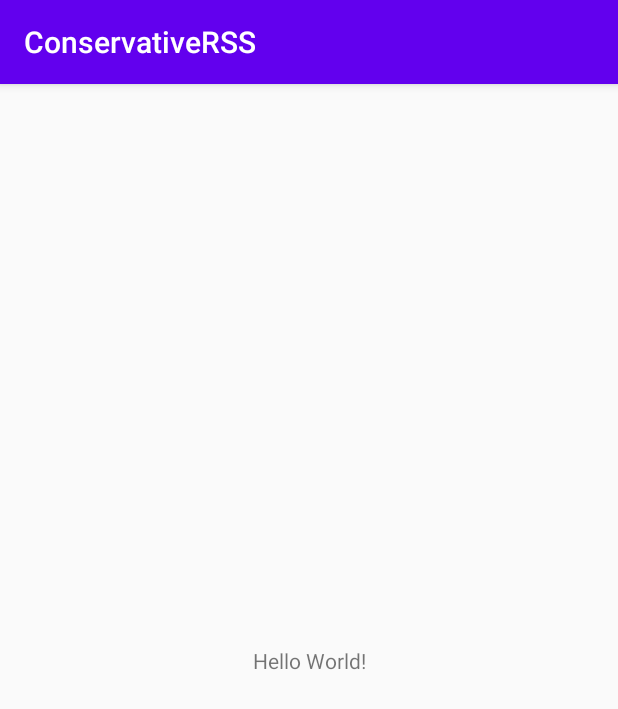
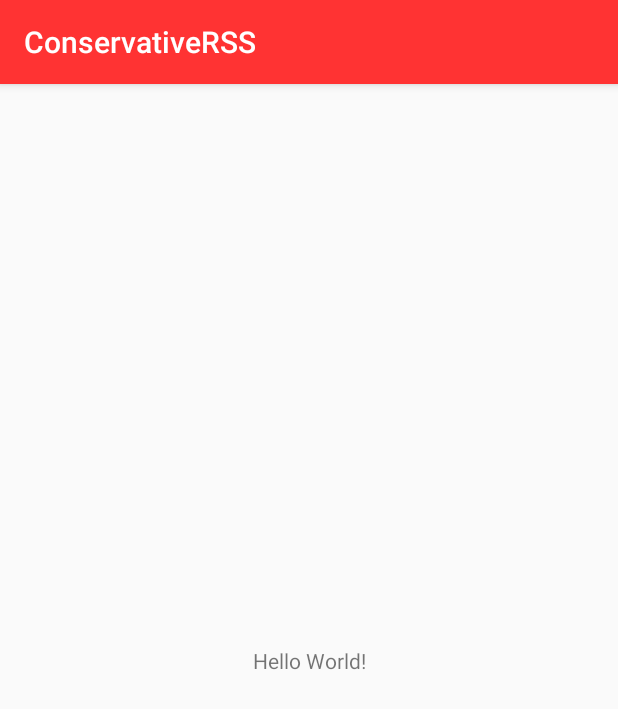
Before and after one commit to CodemeshDG/ConservativeRSS, an Android app: the screen it shows after launch (MainActivity), on a phone screen of 412 x 824 dp. Shown: the top 709 px of the screen. Run offline under Robolectric (Android 15) with nearby library versions, the phone set to English and light mode, and no system bars.

Commit message:
Added colors to colors.xml
-Added colors for use in colors.xml

```diff
--- a/app/src/main/res/values/colors.xml
+++ b/app/src/main/res/values/colors.xml
@@ -1,6 +1,16 @@
 <?xml version="1.0" encoding="utf-8"?>
 <resources>
-    <color name="colorPrimary">#6200EE</color>
-    <color name="colorPrimaryDark">#3700B3</color>
-    <color name="colorAccent">#03DAC5</color>
+    <color name="colorPrimary">@color/red</color>
+    <color name="colorPrimaryDark">@color/redDark</color>
+    <color name="colorSecondary">@color/blue</color>
+    <color name="colorSecondaryDark">@color/blueDark</color>
+
+    <color name="blue">#33ccff</color>
+    <color name="blueDark">#0086b3</color>
+    <color name="red">#ff3333</color>
+    <color name="redDark">#b30000</color>
+    <color name="whiteText">#f2f2f2</color>
+    <color name="whiteBackground">#FFFFFF</color>
+    <color name="whiteBackgroundCalm">#F1F1F1</color>
+    <color name="blackText">#444444</color>
 </resources>
--- a/app/src/main/res/values/styles.xml
+++ b/app/src/main/res/values/styles.xml
@@ -4,7 +4,7 @@
         <!-- Customize your theme here. -->
         <item name="colorPrimary">@color/colorPrimary</item>
         <item name="colorPrimaryDark">@color/colorPrimaryDark</item>
-        <item name="colorAccent">@color/colorAccent</item>
+        <item name="colorAccent">@color/colorSecondary</item>
     </style>
 
     <style name="TextAppearance.MdcTypographyStyles.Headline1" parent="TextAppearance.MaterialComponents.Headline1">
```
